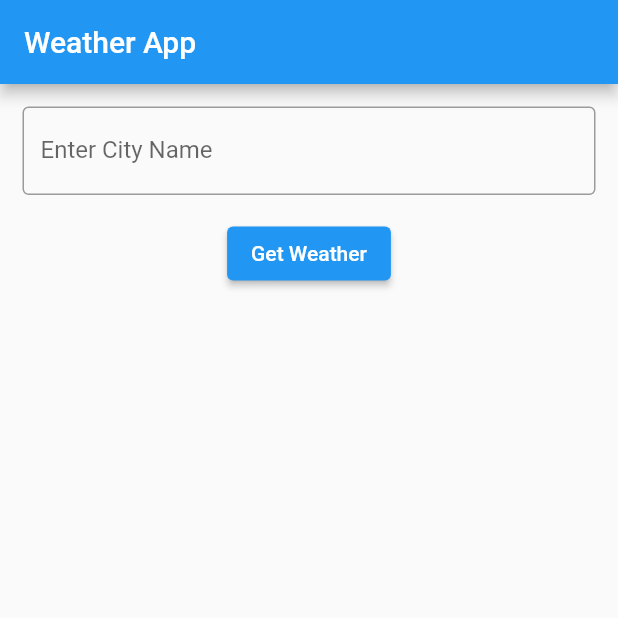
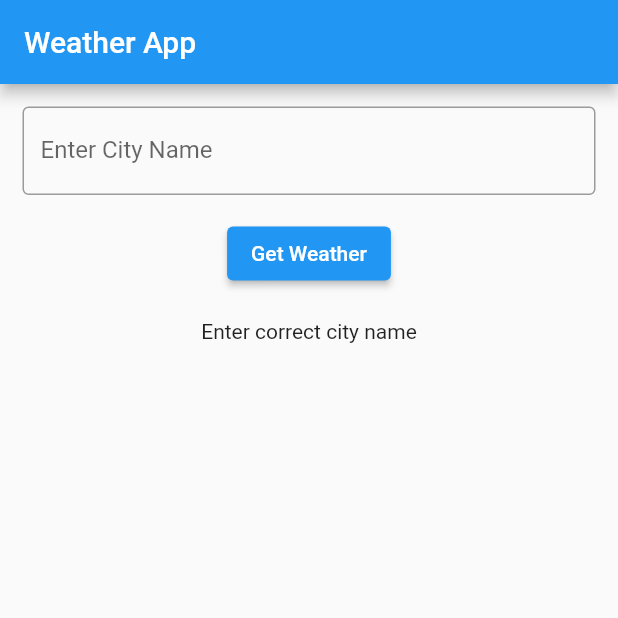
Before and after one commit to Tawfique07/weather_bit_app, a Flutter app: the screen it shows after launch, on a phone screen of 412 x 824 dp, the top half of it. Run offline on Flutter 3.47's test engine with Material 2 defaults, Android fonts, the light colour scheme and no system bars.

Commit message:
Basic weather app stucture

```diff
--- a/lib/src/app.dart
+++ b/lib/src/app.dart
@@ -2,6 +2,8 @@ import 'dart:convert';
 
 import 'package:flutter/material.dart';
 import 'package:http/http.dart' show get;
+
+import 'models/weather_model.dart';
 
 class App extends StatefulWidget {
   const App({super.key});
@@ -13,6 +15,9 @@ class App extends StatefulWidget {
 }
 
 class AppState extends State<App> {
+  var textFieldController = TextEditingController();
+  WeatherModel? weatherModel;
+
   @override
   Widget build(BuildContext context) {
     return MaterialApp(
@@ -22,6 +27,9 @@ class AppState extends State<App> {
             children: [
               texField(),
               button(),
+              const Padding(padding: EdgeInsets.all(10)),
+              Text(
+                  "${weatherModel?.data?[0].appTemp ?? "Enter correct city name"}"),
             ],
           ),
         ),
@@ -33,10 +41,11 @@ class AppState extends State<App> {
   }
 
   Widget texField() {
-    return const Padding(
-      padding: EdgeInsets.all(15),
+    return Padding(
+      padding: const EdgeInsets.all(15),
       child: TextField(
-        decoration: InputDecoration(
+        controller: textFieldController,
+        decoration: const InputDecoration(
           border: OutlineInputBorder(),
           label: Text("Enter City Name"),
         ),
@@ -47,7 +56,7 @@ class AppState extends State<App> {
   Widget button() {
     return ElevatedButton(
       onPressed: () async {
-        await getWeather("Dhaka");
+        weatherModel = await getWeather(textFieldController.text);
         setState(() {});
       },
       child: const Text("Get Weather"),
@@ -61,8 +70,7 @@ class AppState extends State<App> {
     try {
       var res = await get(Uri.parse(url));
       if (res.statusCode == 200) {
-        print(json.decode(res.body));
-        return res;
+        return WeatherModel.fromJson(json.decode(res.body));
       }
     } catch (e) {
       return null;
--- /dev/null
+++ b/lib/src/models/weather_model.dart
@@ -0,0 +1,215 @@
+class WeatherModel {
+  int? count;
+  List<Data>? data;
+
+  WeatherModel({this.count, this.data});
+
+  WeatherModel.fromJson(Map<String, dynamic> json) {
+    count = json['count'];
+    if (json['data'] != null) {
+      data = <Data>[];
+      json['data'].forEach((v) {
+        data!.add(Data.fromJson(v));
+      });
+    }
+  }
+
+  Map<String, dynamic> toJson() {
+    final Map<String, dynamic> data = <String, dynamic>{};
+    data['count'] = count;
+    if (this.data != null) {
+      data['data'] = this.data!.map((v) => v.toJson()).toList();
+    }
+    return data;
+  }
+}
+
+class Data {
+  double? appTemp;
+  int? aqi;
+  String? cityName;
+  int? clouds;
+  String? countryCode;
+  String? datetime;
+  double? dewpt;
+  double? dhi;
+  double? dni;
+  double? elevAngle;
+  double? ghi;
+  Null? gust;
+  int? hAngle;
+  double? lat;
+  double? lon;
+  String? obTime;
+  String? pod;
+  Null? precip;
+  double? pres;
+  int? rh;
+  int? slp;
+  Null? snow;
+  double? solarRad;
+  List<String>? sources;
+  String? stateCode;
+  String? station;
+  String? sunrise;
+  String? sunset;
+  int? temp;
+  String? timezone;
+  int? ts;
+  double? uv;
+  int? vis;
+  Weather? weather;
+  String? windCdir;
+  String? windCdirFull;
+  int? windDir;
+  double? windSpd;
+
+  Data(
+      {this.appTemp,
+      this.aqi,
+      this.cityName,
+      this.clouds,
+      this.countryCode,
+      this.datetime,
+      this.dewpt,
+      this.dhi,
+      this.dni,
+      this.elevAngle,
+      this.ghi,
+      this.gust,
+      this.hAngle,
+      this.lat,
+      this.lon,
+      this.obTime,
+      this.pod,
+      this.precip,
+      this.pres,
+      this.rh,
+      this.slp,
+      this.snow,
+      this.solarRad,
+      this.sources,
+      this.stateCode,
+      this.station,
+      this.sunrise,
+      this.sunset,
+      this.temp,
+      this.timezone,
+      this.ts,
+      this.uv,
+      this.vis,
+      this.weather,
+      this.windCdir,
+      this.windCdirFull,
+      this.windDir,
+      this.windSpd});
+
+  Data.fromJson(Map<String, dynamic> json) {
+    appTemp = json['app_temp'];
+    aqi = json['aqi'];
+    cityName = json['city_name'];
+    clouds = json['clouds'];
+    countryCode = json['country_code'];
+    datetime = json['datetime'];
+    dewpt = json['dewpt'];
+    dhi = json['dhi'];
+    dni = json['dni'];
+    elevAngle = json['elev_angle'];
+    ghi = json['ghi'];
+    gust = json['gust'];
+    hAngle = json['h_angle'];
+    lat = json['lat'];
+    lon = json['lon'];
+    obTime = json['ob_time'];
+    pod = json['pod'];
+    precip = json['precip'];
+    pres = json['pres'];
+    rh = json['rh'];
+    slp = json['slp'];
+    snow = json['snow'];
+    solarRad = json['solar_rad'];
+    sources = json['sources'].cast<String>();
+    stateCode = json['state_code'];
+    station = json['station'];
+    sunrise = json['sunrise'];
+    sunset = json['sunset'];
+    temp = json['temp'];
+    timezone = json['timezone'];
+    ts = json['ts'];
+    uv = json['uv'];
+    vis = json['vis'];
+    weather =
+        json['weather'] != null ? Weather.fromJson(json['weather']) : null;
+    windCdir = json['wind_cdir'];
+    windCdirFull = json['wind_cdir_full'];
+    windDir = json['wind_dir'];
+    windSpd = json['wind_spd'];
+  }
+
+  Map<String, dynamic> toJson() {
+    final Map<String, dynamic> data = <String, dynamic>{};
+    data['app_temp'] = appTemp;
+    data['aqi'] = aqi;
+    data['city_name'] = cityName;
+    data['clouds'] = clouds;
+    data['country_code'] = countryCode;
+    data['datetime'] = datetime;
+    data['dewpt'] = dewpt;
+    data['dhi'] = dhi;
+    data['dni'] = dni;
+    data['elev_angle'] = elevAngle;
+    data['ghi'] = ghi;
+    data['gust'] = gust;
+    data['h_angle'] = hAngle;
+    data['lat'] = lat;
+    data['lon'] = lon;
+    data['ob_time'] = obTime;
+    data['pod'] = pod;
+    data['precip'] = precip;
+    data['pres'] = pres;
+    data['rh'] = rh;
+    data['slp'] = slp;
+    data['snow'] = snow;
+    data['solar_rad'] = solarRad;
+    data['sources'] = sources;
+    data['state_code'] = stateCode;
+    data['station'] = station;
+    data['sunrise'] = sunrise;
+    data['sunset'] = sunset;
+    data['temp'] = temp;
+    data['timezone'] = timezone;
+    data['ts'] = ts;
+    data['uv'] = uv;
+    data['vis'] = vis;
+    if (weather != null) {
+      data['weather'] = weather!.toJson();
+    }
+    data['wind_cdir'] = windCdir;
+    data['wind_cdir_full'] = windCdirFull;
+    data['wind_dir'] = windDir;
+    data['wind_spd'] = windSpd;
+    return data;
+  }
+}
+
+class Weather {
+  String? icon;
+  String? description;
+  int? code;
+
+  Weather({this.icon, this.description, this.code});
+
+  Weather.fromJson(Map<String, dynamic> json) {
+    icon = json['icon'];
+    description = json['description'];
+    code = json['code'];
+  }
+
+  Map<String, dynamic> toJson() {
+    final Map<String, dynamic> data = <String, dynamic>{};
+    data['icon'] = icon;
+    data['description'] = description;
+    data['code'] = code;
+    return data;
+  }
+}
```
